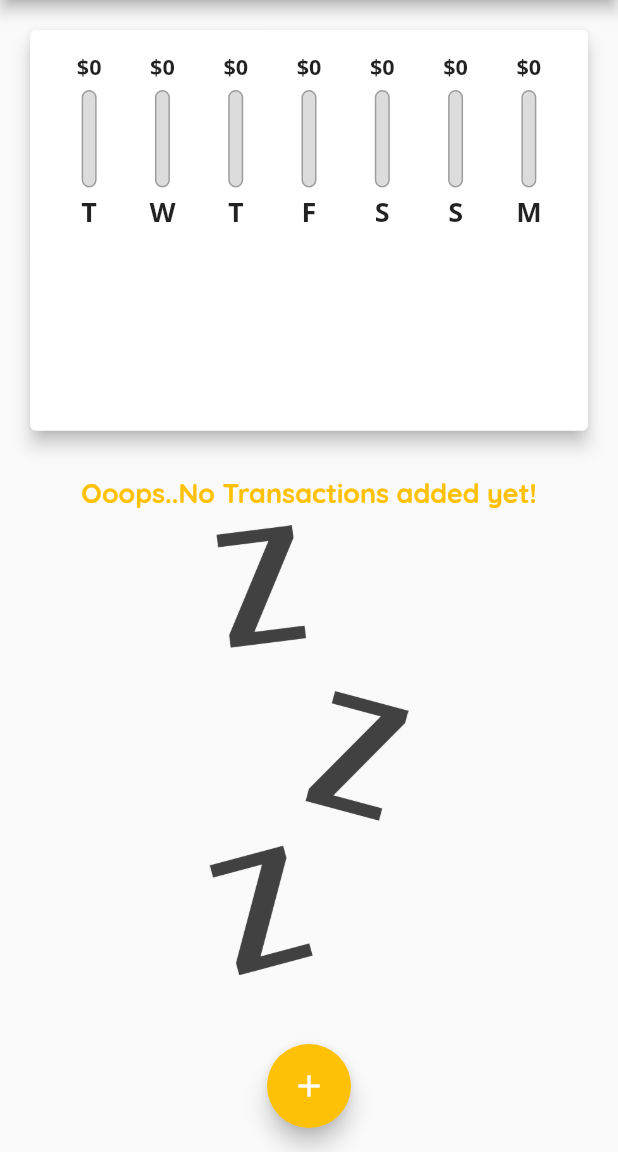
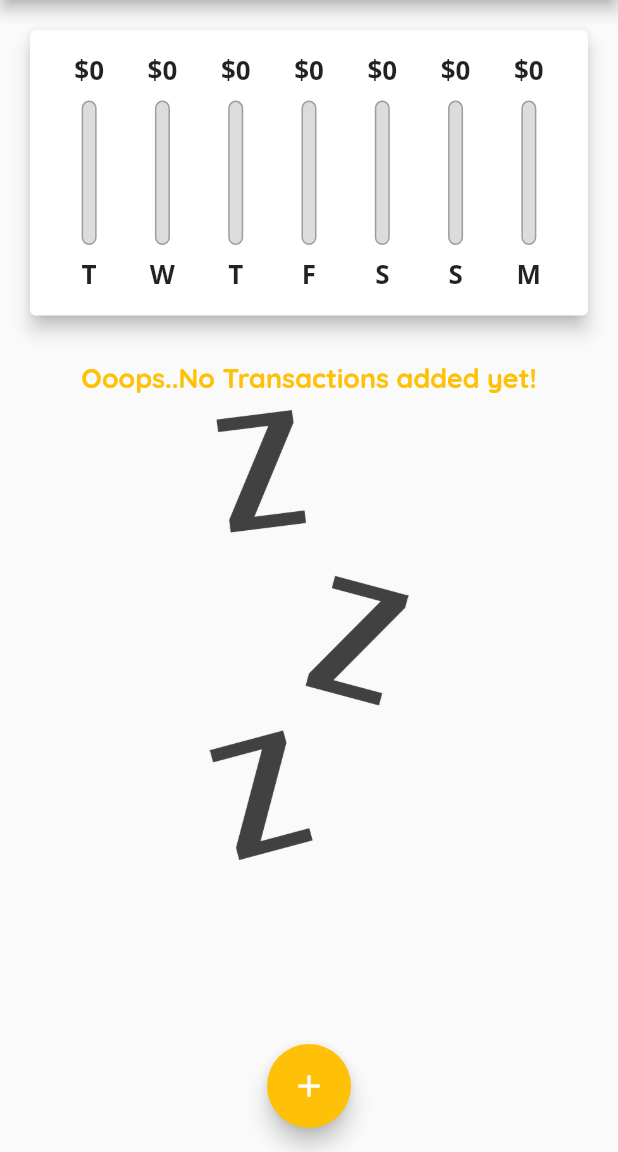
Before and after one commit to Tolulope05/e_planner, a Flutter app: the screen it shows after launch, on a phone screen of 412 x 824 dp, the part 84-1236 px from its top. Run offline on Flutter 3.47's test engine with Material 2 defaults, Android fonts, the phone set to English and light mode, and no system bars.

Commit message:
Layout Builder for dynamically sizzed chatbar

```diff
--- a/lib/main.dart
+++ b/lib/main.dart
@@ -128,14 +128,14 @@ class _MyhomePageState extends State<MyhomePage> {
               height: (MediaQuery.of(context).size.height -
                       appBar.preferredSize.height -
                       MediaQuery.of(context).padding.top) *
-                  0.4,
+                  0.3,
               child: Chart(_recentTransactions),
             ),
             Container(
                 height: (MediaQuery.of(context).size.height -
                         appBar.preferredSize.height -
                         MediaQuery.of(context).padding.top) *
-                    0.6,
+                    0.7,
                 child: TransactionList(_userTransactions, _deleteTransaction)),
           ],
         ),
--- a/lib/widgets/chart_bar.dart
+++ b/lib/widgets/chart_bar.dart
@@ -9,19 +9,21 @@ class ChartBar extends StatelessWidget {
 
   @override
   Widget build(BuildContext context) {
+    return LayoutBuilder(
+      builder: (context, constraints) {
         return Column(
           children: [
             SizedBox(
-          height: 20,
+              height: constraints.maxHeight * 0.15,
               child: FittedBox(
                 child: Text('\$${spendingAmount.toStringAsFixed(0)}'),
               ),
             ),
-        const SizedBox(
-          height: 5,
+            SizedBox(
+              height: constraints.maxHeight * 0.05,
             ),
             SizedBox(
-          height: 65,
+              height: constraints.maxHeight * 0.6,
               width: 10,
               child: Stack(children: [
                 Container(
@@ -42,11 +44,16 @@ class ChartBar extends StatelessWidget {
                 ),
               ]),
             ),
-        const SizedBox(
-          height: 4,
+            SizedBox(
+              height: constraints.maxHeight * 0.05,
             ),
-        Text(label),
+            SizedBox(
+              height: constraints.maxHeight * 0.15,
+              child: FittedBox(child: Text(label)),
+            ),
           ],
+        );
+      },
     );
   }
 }
```
Lines whose indentation alone changed are shown as unchanged.
